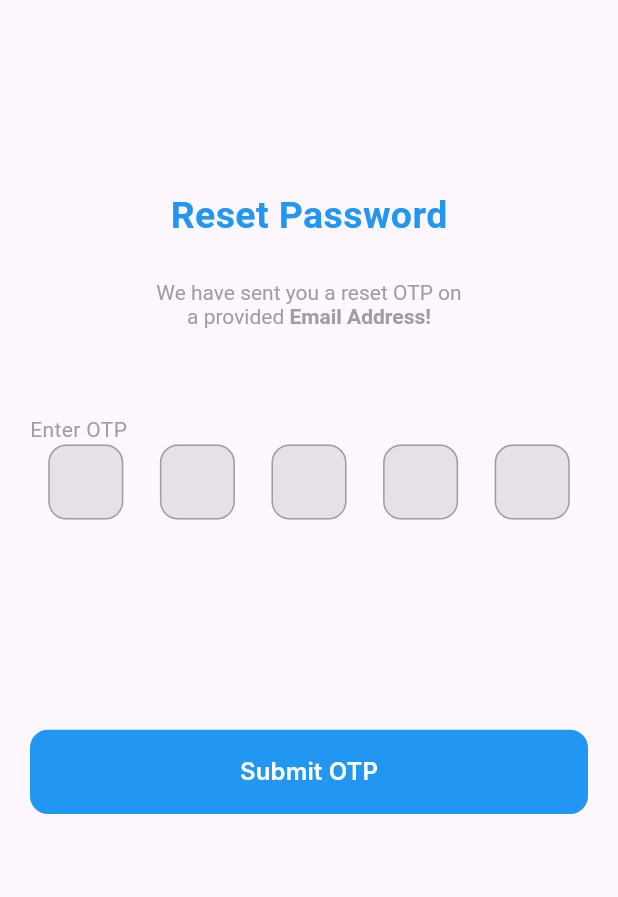
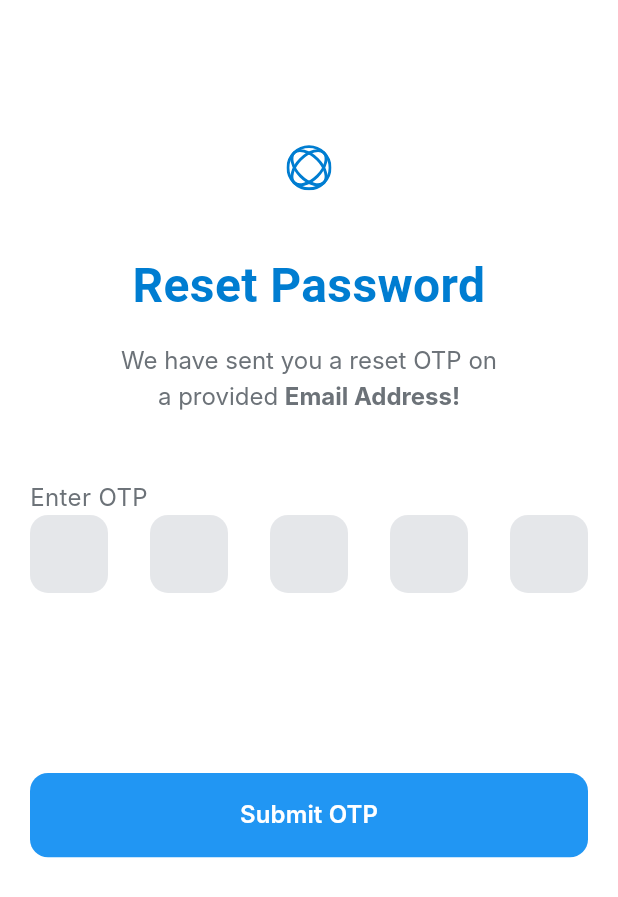
Before and after one commit to ad-ng/nearme_fn, a Flutter app: the OTPPage screen opened by its route, on a phone screen of 412 x 824 dp. Shown: the top 897 px of the screen. Run offline on Flutter 3.47's test engine with Material 3 defaults, Android fonts, the light colour scheme and no system bars; our stand-ins replace flutter_svg, go_router, intl_phone_field; Roboto replaces fonts that are missing (Inter, Urbanist).

Commit message:
fixing otp page

```diff
--- a/lib/features/auth/presentation/components/otpcard.dart
+++ b/lib/features/auth/presentation/components/otpcard.dart
@@ -6,23 +6,30 @@ class OtpCard extends StatelessWidget {
   @override
   Widget build(BuildContext context) {
     return SizedBox(
-      width: 50,
-      height: 50,
+      width: 52,
+      height: 52,
       child: TextField(
         textAlign: TextAlign.center,
-        style: TextStyle(fontWeight: FontWeight.w500, fontSize: 20),
+        style: const TextStyle(
+          color: Color(0xFF595A65),
+          fontSize: 24,
+          fontFamily: 'SF Pro Display',
+          fontWeight: FontWeight.w700,
+          height: 1.35,
+        ),
         maxLength: 1,
         decoration: InputDecoration(
           isDense: true,
           counterText: '',
           filled: true,
+          fillColor: const Color(0xFFE5E7EA),
           focusedBorder: OutlineInputBorder(
             borderRadius: BorderRadius.circular(12),
-            borderSide: BorderSide(color: Colors.blue, width: 1),
+            borderSide: const BorderSide(color: Colors.blue, width: 1),
           ),
           enabledBorder: OutlineInputBorder(
             borderRadius: BorderRadius.circular(12),
-            borderSide: BorderSide(color: Colors.grey, width: 1),
+            borderSide: const BorderSide(color: Colors.transparent),
           ),
         ),
       ),
--- a/lib/features/auth/presentation/pages/otpPage.dart
+++ b/lib/features/auth/presentation/pages/otpPage.dart
@@ -1,4 +1,5 @@
 import 'package:flutter/material.dart';
+import 'package:flutter_svg/svg.dart';
 import 'package:go_router/go_router.dart';
 import 'package:nearme_fn/features/auth/presentation/components/mybutton.dart';
 import 'package:nearme_fn/features/auth/presentation/components/otpcard.dart';
@@ -14,48 +15,77 @@ class _OTPPageState extends State<OTPPage> {
   @override
   Widget build(BuildContext context) {
     return Scaffold(
-      appBar: AppBar(),
+      backgroundColor: Colors.white,
+      appBar: AppBar(backgroundColor: Colors.white),
       body: Padding(
-        padding: const EdgeInsets.symmetric(horizontal: 20, vertical: 70),
+        padding: const EdgeInsets.symmetric(horizontal: 20, vertical: 40),
         child: Column(
           crossAxisAlignment: CrossAxisAlignment.start,
           children: [
             Center(
+              child: SvgPicture.asset(
+                '././lib/images/Logomark.svg',
+                width: 31,
+                height: 31,
+              ),
+            ),
+            const SizedBox(height: 40),
+            const Center(
               child: Text(
                 'Reset Password',
+                textAlign: TextAlign.center,
                 style: TextStyle(
-                  color: Colors.blue,
-                  fontWeight: FontWeight.bold,
-                  fontSize: 25,
+                  color: Color(0xFF007DD1),
+                  fontSize: 32,
+                  fontFamily: 'Urbanist',
+                  fontWeight: FontWeight.w700,
                 ),
               ),
             ),
-            SizedBox(height: MediaQuery.of(context).size.height * 0.03),
+            const SizedBox(height: 14.3),
             Center(
               child: RichText(
                 textAlign: TextAlign.center,
-                text: TextSpan(
+                text: const TextSpan(
                   text: 'We have sent you a reset OTP on\na provided ',
-                  style: TextStyle(color: Colors.grey),
+                  style: TextStyle(
+                    color: Color(0xFF6C7278),
+                    fontSize: 16,
+                    fontFamily: 'Inter',
+                    fontWeight: FontWeight.w400,
+                    height: 1.50,
+                  ),
                   children: <TextSpan>[
                     TextSpan(
                       text: 'Email Address!',
                       style: TextStyle(
-                        fontWeight: FontWeight.bold,
-                        color: Colors.grey,
+                        color: Color(0xFF6C7278),
+                        fontSize: 16,
+                        fontFamily: 'Inter',
+                        fontWeight: FontWeight.w700,
+                        height: 1.50,
                       ),
                     ),
                   ],
                 ),
               ),
             ),
-            SizedBox(height: MediaQuery.of(context).size.height * 0.07),
-            Text('Enter OTP', style: TextStyle(color: Colors.grey)),
-            Row(
-              mainAxisAlignment: MainAxisAlignment.spaceAround,
+            const SizedBox(height: 44),
+            const Text(
+              'Enter OTP',
+              style: TextStyle(
+                color: Color(0xFF6C7278),
+                fontSize: 16,
+                fontFamily: 'Inter',
+                fontWeight: FontWeight.w400,
+                height: 1.50,
+              ),
+            ),
+            const Row(
+              mainAxisAlignment: MainAxisAlignment.spaceBetween,
               children: [OtpCard(), OtpCard(), OtpCard(), OtpCard(), OtpCard()],
             ),
-            SizedBox(height: MediaQuery.of(context).size.height * 0.17),
+            const SizedBox(height: 120),
             MyButton(
               nameOfAction: 'Submit OTP',
               actionToPerform: () {
```
